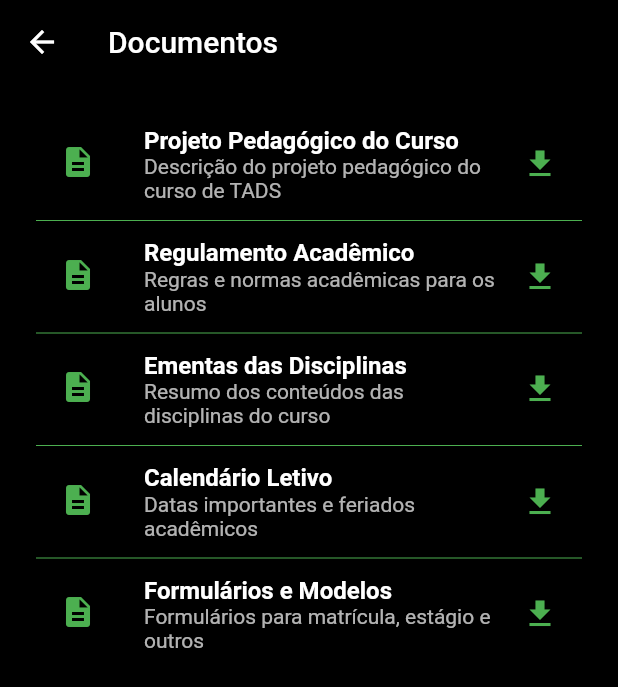
After one commit to IanPelentir/ifro_tads, a Flutter app: the DocumentosPage screen opened directly, on a phone screen of 412 x 824 dp. The commit adds this screen. Shown: the top 687 px of the screen. Run offline on Flutter 3.47's test engine with Material 2 defaults, Android fonts, the phone set to English and light mode, and no system bars; statements that could not run were skipped.

Commit message:
Adicionada documentos e correcao

```diff
--- a/ifrotads_zf6i0615f6j0/lib/main.dart
+++ b/ifrotads_zf6i0615f6j0/lib/main.dart
@@ -4,6 +4,7 @@ import 'sobrepage.dart';
 import 'grade_page.dart';
 import 'noticias_page.dart';
 import 'contato_page.dart';
+import 'documentos_page.dart';
 
 void main() {
   runApp(const MyApp());
@@ -26,6 +27,7 @@ class MyApp extends StatelessWidget {
         '/grade': (context) => const GradePage(),
         '/noticias': (context) => const NoticiasPage(),
         '/contato': (context) => const ContatoPage(),
+        '/documentos': (context) => const DocumentosPage(),
       },
     );
   }
--- /dev/null
+++ b/ifrotads_zf6i0615f6j0/lib/pages/documentos_page.dart
@@ -0,0 +1,68 @@
+import 'package:flutter/material.dart';
+
+class DocumentosPage extends StatelessWidget {
+  const DocumentosPage({super.key});
+
+  final List<Map<String, String>> documentos = const [
+    {
+      'titulo': 'Projeto Pedagógico do Curso',
+      'descricao': 'Descrição do projeto pedagógico do curso de TADS',
+    },
+    {
+      'titulo': 'Regulamento Acadêmico',
+      'descricao': 'Regras e normas acadêmicas para os alunos',
+    },
+    {
+      'titulo': 'Ementas das Disciplinas',
+      'descricao': 'Resumo dos conteúdos das disciplinas do curso',
+    },
+    {
+      'titulo': 'Calendário Letivo',
+      'descricao': 'Datas importantes e feriados acadêmicos',
+    },
+    {
+      'titulo': 'Formulários e Modelos',
+      'descricao': 'Formulários para matrícula, estágio e outros',
+    },
+  ];
+
+  @override
+  Widget build(BuildContext context) {
+    return Scaffold(
+      backgroundColor: Colors.black,
+      appBar: AppBar(
+        title: const Text('Documentos'),
+        backgroundColor: Colors.black,
+        iconTheme: const IconThemeData(color: Colors.white),
+      ),
+      body: ListView.separated(
+        padding: const EdgeInsets.all(24),
+        itemCount: documentos.length,
+        separatorBuilder: (_, __) => const Divider(color: Colors.green),
+        itemBuilder: (context, index) {
+          final doc = documentos[index];
+          return ListTile(
+            leading: const Icon(Icons.description, color: Colors.green),
+            title: Text(
+              doc['titulo']!,
+              style: const TextStyle(color: Colors.white, fontWeight: FontWeight.bold),
+            ),
+            subtitle: Text(
+              doc['descricao']!,
+              style: const TextStyle(color: Colors.white70),
+            ),
+            trailing: const Icon(Icons.download, color: Colors.green),
+            onTap: () {
+              ScaffoldMessenger.of(context).showSnackBar(
+                SnackBar(
+                  content: Text('Clique em "${doc['titulo']}" - documento fictício.'),
+                  backgroundColor: Colors.green,
+                ),
+              );
+            },
+          );
+        },
+      ),
+    );
+  }
+}
--- a/ifrotads_zf6i0615f6j0/lib/homepage.dart
+++ b/ifrotads_zf6i0615f6j0/lib/pages/homepage.dart
@@ -58,7 +58,12 @@ class NavBar extends StatelessWidget {
                   Navigator.pushNamed(context, '/grade');
                 },
               ),
-              const NavButton(text: 'Docentes'),
+              NavButton(
+                text: 'Documentos',
+                onPressed: () {
+                  Navigator.pushNamed(context, '/documentos');
+                }
+                ),
                NavButton(
                 text: 'Notícias',
                 onPressed: () {
```
Also changed, not shown: ifrotads_zf6i0615f6j0/lib/pages/contato_page.dart (renamed from ifrotads_zf6i0615f6j0/lib/contato_page.dart, +12 -1 lines), ifrotads_zf6i0615f6j0/lib/pages/grade_page.dart (renamed from ifrotads_zf6i0615f6j0/lib/grade_page.dart), ifrotads_zf6i0615f6j0/lib/pages/noticias_page.dart (renamed from ifrotads_zf6i0615f6j0/lib/noticias_page.dart), ifrotads_zf6i0615f6j0/lib/pages/sobrepage.dart (renamed from ifrotads_zf6i0615f6j0/lib/sobrepage.dart), 2 other files.
